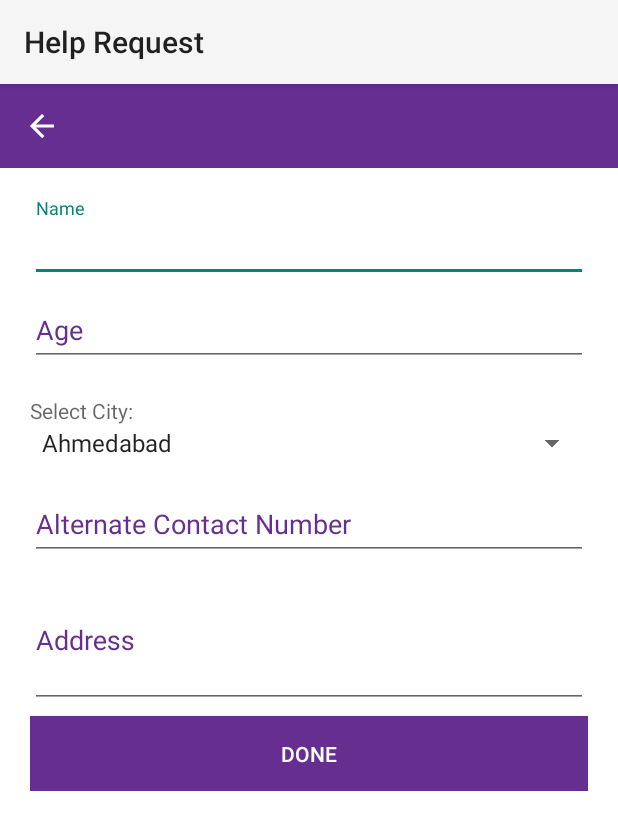
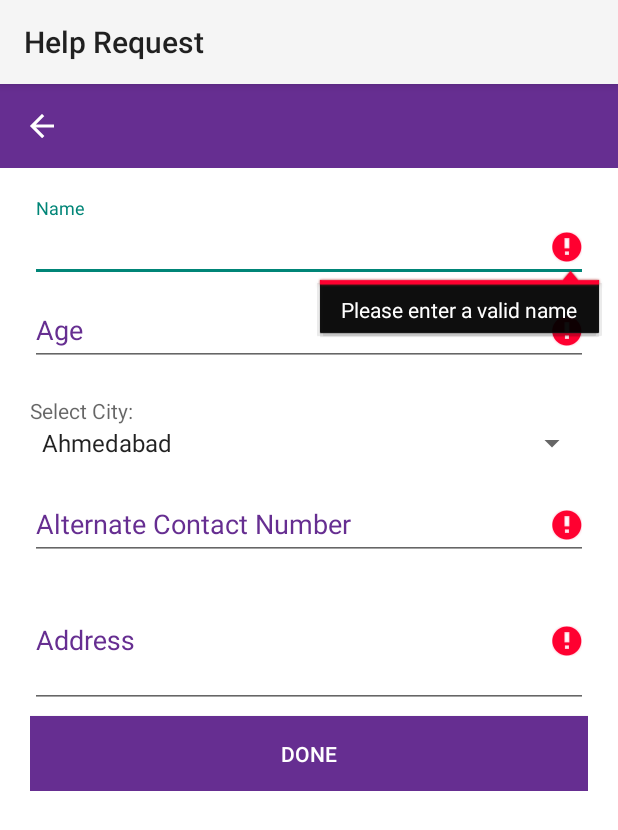
Before and after one commit to CodersForLife/Helping-Seniors, an Android app: the AddDetails screen opened directly, with no data from a screen before it, after a tap on "DONE", on a phone screen of 412 x 824 dp. Shown: the top 830 px of the screen. Run offline under Robolectric (Android 15) with nearby library versions, the phone set to English and light mode, and no system bars; 1 statement that could not run was skipped.

Commit message:
bug fixes

```diff
--- a/app/src/main/java/com/helpmesonteam/helpmeson/activity/AddDetails.java
+++ b/app/src/main/java/com/helpmesonteam/helpmeson/activity/AddDetails.java
@@ -100,8 +100,18 @@ public class AddDetails extends BaseActivity {
                 add=address.getText().toString();
                 age = ageEditText.getText().toString();
 
+            if(rn.length()!=10 || rn.length()!=12)
+                rnumber.setError("Please enter a valid phone number");
 
-                if(n.length()>=1 && cty.length()>=1 && rn.length()>=1 && add.length()>=1)
+                if(age.length()>2 || age.length()==0)
+                    ageEditText.setError("Please enter a valid age");
+
+                if(add.length()==0)
+                address.setError("please enter a valid address");
+                if(n.length()==0)
+                    name.setError("Please enter a valid name");
+
+                if(n.length()>=1 && (rn.length()==10||rn.length()==12) && add.length()>=1 && age.length()<=2 && age.length()>=1)
                 {
                    // SharedPreferences preferences = PreferenceManager.getDefaultSharedPreferences(getApplicationContext());
                     SharedPreferences preferences =getSharedPreferences("Pref",MODE_APPEND);
@@ -118,9 +128,6 @@ public class AddDetails extends BaseActivity {
                     Intent intent=new Intent(getApplicationContext(),HelpSelection.class);
                     startActivity(intent);
                     finish();
-                }
-                else {
-                    Toast.makeText(getApplicationContext(),"You have left some fields empty",Toast.LENGTH_SHORT).show();
                 }
             }
         });
--- a/app/src/main/res/menu/main.xml
+++ b/app/src/main/res/menu/main.xml
@@ -5,7 +5,8 @@
 
     <item
         android:id="@+id/sos"
-        android:title="SOS"
+        android:icon="@drawable/sos"
+        android:title="@null"
         app:showAsAction="always">
         <menu>
             <item
```
Also changed, not shown: app/src/main/java/com/helpmesonteam/helpmeson/activity/FirstScreen.java (+9 -1 lines).
